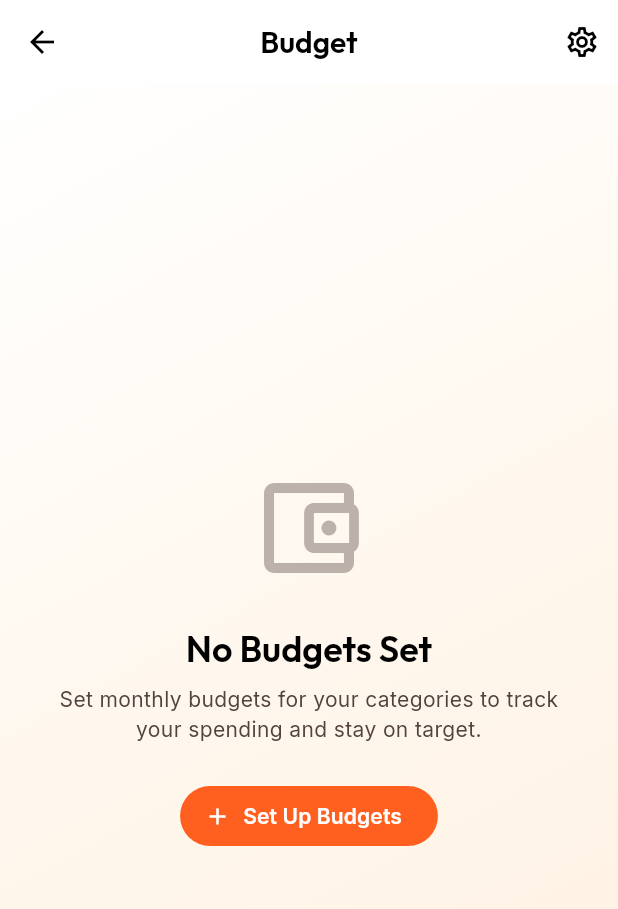
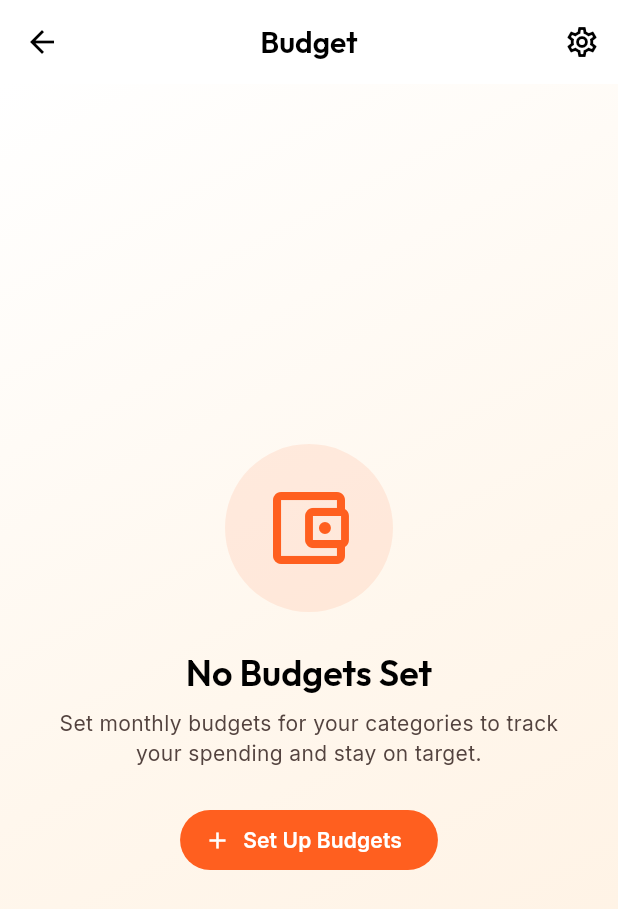
Before and after one commit to suraj-yadav0/money_manager, a Flutter app: the BudgetScreen screen opened directly, on a phone screen of 412 x 824 dp. Shown: the top 909 px of the screen. Run offline on Flutter 3.47's test engine with Material 3 defaults, Android fonts, the phone set to English and light mode, and no system bars; our stand-ins replace drift, fl_chart, flutter_riverpod, google_fonts, image_picker, shared_preferences and 1 more; accounts and stored records are empty; generated files the repository leaves out were written again.

```diff
--- a/lib/features/budget/screens/budget_screen.dart
+++ b/lib/features/budget/screens/budget_screen.dart
@@ -4,6 +4,7 @@ import 'package:flutter_riverpod/flutter_riverpod.dart';
 import 'package:google_fonts/google_fonts.dart';
 
 import '../../../core/presentation/glass_widgets.dart';
+import '../../../core/theme/app_theme.dart';
 import '../../../core/database/database.dart';
 import '../../../core/providers/app_state_provider.dart';
 import '../../../core/utils/formatters.dart';
@@ -99,10 +100,17 @@ class BudgetScreen extends ConsumerWidget {
         child: Column(
           mainAxisAlignment: MainAxisAlignment.center,
           children: [
-            Icon(
-              Icons.account_balance_wallet_outlined,
-              size: 80,
-              color: colorScheme.onSurfaceVariant.withAlpha(100),
+            Container(
+              padding: const EdgeInsets.all(24),
+              decoration: BoxDecoration(
+                color: AppTheme.narutoOrange.withOpacity(0.1),
+                shape: BoxShape.circle,
+              ),
+              child: Icon(
+                Icons.account_balance_wallet_outlined,
+                size: 64,
+                color: AppTheme.narutoOrange,
+              ),
             ),
             const SizedBox(height: 24),
             Text('No Budgets Set', style: theme.textTheme.headlineSmall),
```
Also changed, not shown: lib/features/budget/widgets/budget_summary_card.dart (+27 -18 lines), lib/features/budget/widgets/category_budget_card.dart (+18 -7 lines).
